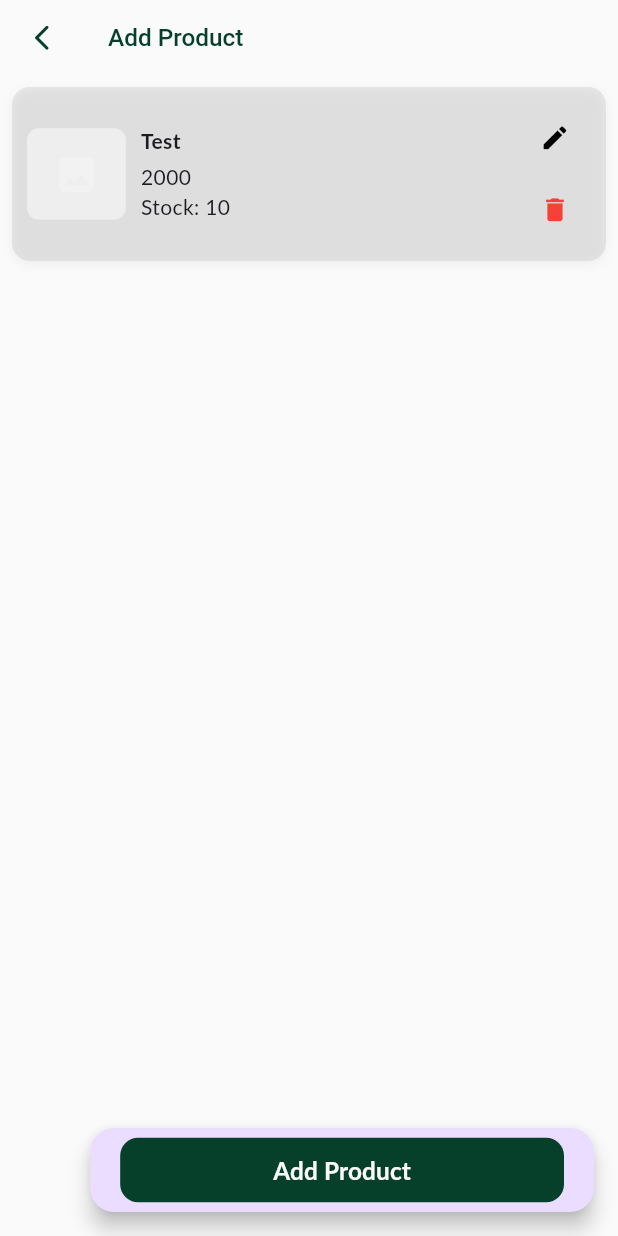
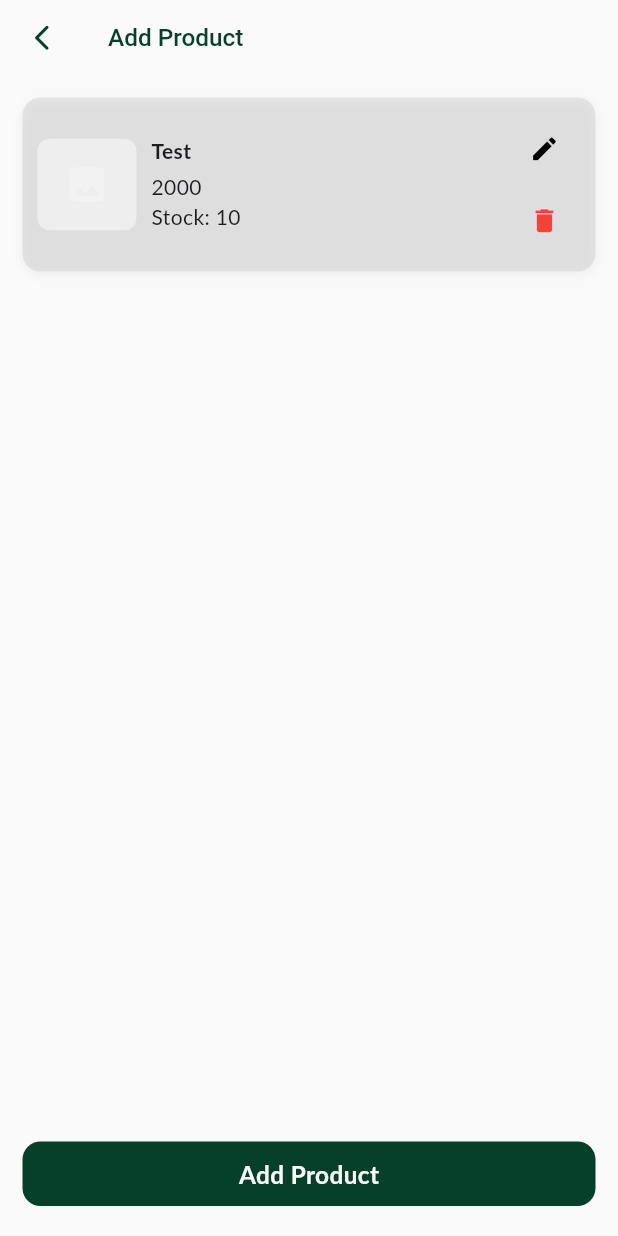
Before and after one commit to jaysoni193/kdJewels, a Flutter app: the AddProductsPage screen opened directly, on a phone screen of 412 x 824 dp. Run offline on Flutter 3.47's test engine with Material 3 defaults, Android fonts, the phone set to English and light mode, and no system bars; our stand-ins replace bloc, carousel_slider, curved_labeled_navigation_bar, dio, flutter_bloc, flutter_easyloading and 5 more; missing offline and left inert: no_screenshot; Roboto replaces fonts that are missing (Lato, Poppins-Medium).

Commit message:
Move "add product" button from FAB to a positioned stack in body and adjust layout padding.

```diff
--- a/frontend/kd_jewels/lib/features/for_admin/add_products/presentation/page/add_products/add_products_page.dart
+++ b/frontend/kd_jewels/lib/features/for_admin/add_products/presentation/page/add_products/add_products_page.dart
@@ -1,5 +1,4 @@
 import 'package:flutter/material.dart';
-import '../../../../../../core/utils/custom_button.dart';
 import '../../../../../../core/utils/common_app_status_bar.dart';
 import '../../../../../../core/utils/common_app_bar.dart';
 import '../../../../../../core/constants/app_colors.dart';
@@ -28,10 +27,6 @@ class _AddProductsPageState extends State<AddProductsPage> {
             preferredSize: Size.fromHeight(50.0),
             child: CommonAppBar(pageName: AppStrings.addProduct, isShowLogo: false),
           ),
-          floatingActionButton: FloatingActionButton.extended(
-            onPressed: () {},
-            label: CustomButton(text: AppStrings.addProduct, onPressed: () {}, color: AppColors.primaryColor, textColor: AppColors.whiteColor),
-          ),
           body: const AddProductsBodyContent(),
         ),
       ),
--- a/frontend/kd_jewels/lib/features/for_admin/add_products/presentation/page/widgets/add_products_body_content.dart
+++ b/frontend/kd_jewels/lib/features/for_admin/add_products/presentation/page/widgets/add_products_body_content.dart
@@ -1,4 +1,7 @@
 import 'package:flutter/material.dart';
+import '../../../../../../core/constants/app_colors.dart';
+import '../../../../../../core/constants/app_strings.dart';
+import '../../../../../../core/utils/custom_button.dart';
 import 'product_list.dart';
 
 class AddProductsBodyContent extends StatelessWidget {
@@ -6,8 +9,24 @@ class AddProductsBodyContent extends StatelessWidget {
 
   @override
   Widget build(BuildContext context) {
-    return Column(spacing: 10.0, children: [
-      ProductList(),
-    ]);
+    return Padding(
+      padding: const EdgeInsets.all(15.0),
+      child: Stack(
+        children: [
+          Column(
+            spacing: 10.0,
+            children: [
+              ProductList(),
+            ],
+          ),
+          Positioned(
+            bottom: 5,
+            left: 0,
+            right: 0,
+            child: CustomButton(text: AppStrings.addProduct, onPressed: () {}, color: AppColors.primaryColor, textColor: AppColors.whiteColor),
+          ),
+        ],
+      ),
+    );
   }
 }
--- a/frontend/kd_jewels/lib/features/for_admin/add_products/presentation/page/widgets/product_list.dart
+++ b/frontend/kd_jewels/lib/features/for_admin/add_products/presentation/page/widgets/product_list.dart
@@ -8,9 +8,7 @@ class ProductList extends StatelessWidget {
 
   @override
   Widget build(BuildContext context) {
-    return Padding(
-      padding: const EdgeInsets.all(8.0),
-      child: Container(
+    return Container(
       margin: const EdgeInsets.only(bottom: 10),
       padding: const EdgeInsets.all(10),
       decoration: BoxDecoration(
@@ -60,7 +58,6 @@ class ProductList extends StatelessWidget {
           ),
         ],
       ),
-      ),
     );
   }
 }
```
Lines whose indentation alone changed are shown as unchanged.
